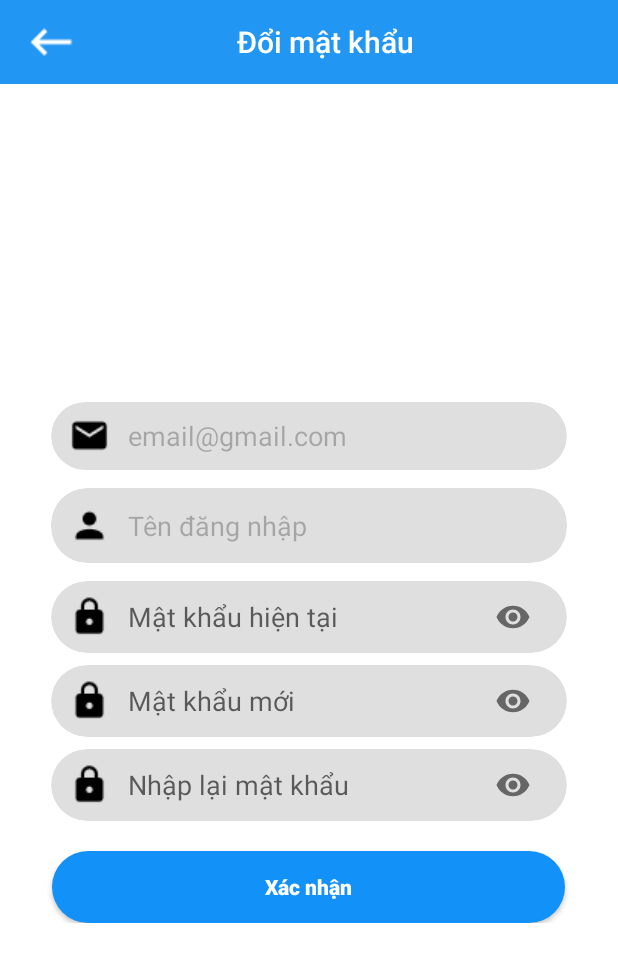
After one commit to viettranvan/DoAnJava, an Android app: the ChangePasswordActivity screen opened directly, with no data from a screen before it, on a phone screen of 412 x 824 dp. The commit adds this screen. Shown: the top 962 px of the screen. Run offline under Robolectric (Android 15) with nearby library versions, the phone set to English and light mode, and no system bars.

Commit message:
create change password screen

```diff
--- a/app/src/main/AndroidManifest.xml
+++ b/app/src/main/AndroidManifest.xml
@@ -9,11 +9,11 @@
         android:roundIcon="@mipmap/ic_launcher_round"
         android:supportsRtl="true"
         android:theme="@style/AppTheme">
-        <activity android:name=".activity.ForgotPasswordActivity"></activity>
+        <activity android:name=".activity.ChangePasswordActivity"></activity>
+        <activity android:name=".activity.ForgotPasswordActivity" />
         <activity android:name=".activity.SignUpActivity" />
         <activity android:name=".activity.LoginActivity" />
         <activity android:name=".activity.ChangeInfoActivity" />
-
         <activity android:name=".activity.MainActivity">
             <intent-filter>
                 <action android:name="android.intent.action.MAIN" />
@@ -21,7 +21,6 @@
                 <category android:name="android.intent.category.LAUNCHER" />
             </intent-filter>
         </activity>
-
     </application>
 
 </manifest>
--- /dev/null
+++ b/app/src/main/java/com/example/doancuoiky/activity/ChangePasswordActivity.java
@@ -0,0 +1,33 @@
+package com.example.doancuoiky.activity;
+
+import androidx.appcompat.app.AppCompatActivity;
+
+import android.os.Bundle;
+import android.view.View;
+import android.widget.ImageView;
+
+import com.example.doancuoiky.R;
+
+public class ChangePasswordActivity extends AppCompatActivity {
+
+    private ImageView goBackChangPassword;
+
+    @Override
+    protected void onCreate(Bundle savedInstanceState) {
+        super.onCreate(savedInstanceState);
+        setContentView(R.layout.activity_change_password);
+
+        anhXa();
+
+        goBackChangPassword.setOnClickListener(new View.OnClickListener() {
+            @Override
+            public void onClick(View view) {
+                onBackPressed();
+            }
+        });
+    }
+
+    private void anhXa() {
+        goBackChangPassword = findViewById(R.id.iv_back_change_password);
+    }
+}
--- /dev/null
+++ b/app/src/main/res/layout/activity_change_password.xml
@@ -0,0 +1,229 @@
+<?xml version="1.0" encoding="utf-8"?>
+<RelativeLayout xmlns:android="http://schemas.android.com/apk/res/android"
+    xmlns:app="http://schemas.android.com/apk/res-auto"
+    xmlns:tools="http://schemas.android.com/tools"
+    android:layout_width="match_parent"
+    android:layout_height="match_parent"
+    tools:context=".activity.ChangePasswordActivity">
+
+    <androidx.appcompat.widget.Toolbar
+        android:id="@+id/toolbar_change_password"
+        android:layout_width="match_parent"
+        android:layout_height="?attr/actionBarSize"
+        app:titleTextColor="@color/bg_white"
+        android:background="#2196F3" >
+
+        <ImageView
+            android:id="@+id/iv_back_change_password"
+            android:layout_width="wrap_content"
+            android:layout_height="wrap_content"
+            android:src="@drawable/icon_back_white"
+            />
+        <TextView
+            android:layout_width="match_parent"
+            android:layout_height="wrap_content"
+            android:text="@string/text_change_password_toolbar"
+            style="@style/TextAppearance.AppCompat.Widget.ActionBar.Title"
+            android:textColor="@color/white"
+            android:gravity="center"
+            android:layout_marginEnd="30dp"
+            />
+
+    </androidx.appcompat.widget.Toolbar>
+
+    <ScrollView
+        android:layout_width="match_parent"
+        android:layout_height="match_parent"
+        android:layout_below="@+id/toolbar_change_password"
+        android:fillViewport="true"
+        android:fitsSystemWindows="true">
+
+        <RelativeLayout
+            android:layout_width="match_parent"
+            android:layout_height="match_parent"
+            android:orientation="vertical"
+            android:background="@color/white">
+
+            <LinearLayout
+                android:layout_width="match_parent"
+                android:layout_height="wrap_content"
+                android:orientation="vertical"
+                android:layout_centerInParent="true">
+
+                <androidx.cardview.widget.CardView
+                    android:layout_width="wrap_content"
+                    android:layout_height="wrap_content"
+                    android:layout_gravity="center"
+                    app:cardBackgroundColor="@color/bg_gray_light"
+                    android:layout_margin="4dp"
+                    app:cardCornerRadius="24dp"
+                    app:cardElevation="0dp">
+                    <EditText
+                        android:id="@+id/edt_email_change_password"
+                        android:layout_width="wrap_content"
+                        android:layout_height="wrap_content"
+                        android:layout_gravity="center"
+                        android:layout_marginLeft="12dp"
+                        android:layout_marginRight="12dp"
+                        android:background="@android:color/transparent"
+                        android:drawableStart="@drawable/icon_mail_18"
+                        android:drawablePadding="12dp"
+                        android:text="@string/sample_email"
+                        android:minWidth="320dp"
+                        android:minHeight="45dp"
+                        android:singleLine="true"
+                        android:enabled="false"
+                        />
+                </androidx.cardview.widget.CardView>
+
+                <androidx.cardview.widget.CardView
+                    android:layout_width="wrap_content"
+                    android:layout_height="wrap_content"
+                    android:layout_gravity="center"
+                    android:layout_margin="8dp"
+                    app:cardCornerRadius="24dp"
+                    app:cardBackgroundColor="@color/bg_gray_light"
+                    app:cardElevation="0dp">
+                    <com.google.android.material.textfield.TextInputLayout
+                        android:layout_width="match_parent"
+                        android:layout_height="wrap_content"
+                        android:gravity="center"
+                        app:hintEnabled="false">
+                        <EditText
+                            android:id="@+id/edt_username_change_password"
+                            android:layout_width="wrap_content"
+                            android:layout_height="wrap_content"
+                            android:layout_gravity="center"
+                            android:layout_marginLeft="12dp"
+                            android:layout_marginRight="12dp"
+                            android:background="@android:color/transparent"
+                            android:drawableStart="@drawable/icon_person_18"
+                            android:drawablePadding="12dp"
+                            android:text="@string/hint_username"
+                            android:minWidth="320dp"
+                            android:minHeight="50dp"
+                            android:singleLine="true"
+                            android:enabled="false"/>
+
+                    </com.google.android.material.textfield.TextInputLayout>
+                </androidx.cardview.widget.CardView>
+
+                <androidx.cardview.widget.CardView
+                    android:layout_width="wrap_content"
+                    android:layout_height="wrap_content"
+                    android:layout_gravity="center"
+                    android:layout_margin="4dp"
+                    app:cardBackgroundColor="@color/bg_gray_light"
+                    app:cardCornerRadius="24dp"
+                    app:cardElevation="0dp">
+
+                    <com.google.android.material.textfield.TextInputLayout
+                        android:layout_width="match_parent"
+                        android:layout_height="wrap_content"
+                        android:gravity="center"
+                        app:hintEnabled="false"
+                        app:passwordToggleEnabled="true">
+
+                        <EditText
+                            android:id="@+id/edt_current_password_change_password"
+                            android:layout_width="wrap_content"
+                            android:layout_height="wrap_content"
+                            android:layout_gravity="center"
+                            android:layout_marginLeft="12dp"
+                            android:layout_marginRight="12dp"
+                            android:background="@android:color/transparent"
+                            android:drawableStart="@drawable/icon_lock_18"
+                            android:drawablePadding="12dp"
+                            android:hint="@string/hint_current_password"
+                            android:imeOptions="actionNext"
+                            android:inputType="textPassword"
+                            android:minWidth="320dp"
+                            android:minHeight="45dp" />
+                    </com.google.android.material.textfield.TextInputLayout>
+                </androidx.cardview.widget.CardView>
+
+                <androidx.cardview.widget.CardView
+                    android:layout_width="wrap_content"
+                    android:layout_height="wrap_content"
+                    android:layout_gravity="center"
+                    android:layout_margin="4dp"
+                    app:cardBackgroundColor="@color/bg_gray_light"
+                    app:cardCornerRadius="24dp"
+                    app:cardElevation="0dp">
+
+                    <com.google.android.material.textfield.TextInputLayout
+                        android:layout_width="match_parent"
+                        android:layout_height="wrap_content"
+                        android:gravity="center"
+                        app:hintEnabled="false"
+                        app:passwordToggleEnabled="true">
+
+                        <EditText
+                            android:id="@+id/edt_new_password_change_password"
+                            android:layout_width="wrap_content"
+                            android:layout_height="wrap_content"
+                            android:layout_gravity="center"
+                            android:layout_marginLeft="12dp"
+                            android:layout_marginRight="12dp"
+                            android:background="@android:color/transparent"
+                            android:drawableStart="@drawable/icon_lock_18"
+                            android:drawablePadding="12dp"
+                            android:hint="@string/hint_new_password"
+                            android:imeOptions="actionNext"
+                            android:inputType="textPassword"
+                            android:minWidth="320dp"
+                            android:minHeight="45dp" />
+                    </com.google.android.material.textfield.TextInputLayout>
+                </androidx.cardview.widget.CardView>
+
+                <androidx.cardview.widget.CardView
+                    android:layout_width="wrap_content"
+                    android:layout_height="wrap_content"
+                    android:layout_gravity="center"
+                    android:layout_margin="4dp"
+                    app:cardBackgroundColor="@color/bg_gray_light"
+                    app:cardCornerRadius="24dp"
+                    app:cardElevation="0dp">
+
+                    <com.google.android.material.textfield.TextInputLayout
+                        android:layout_width="match_parent"
+                        android:layout_height="wrap_content"
+                        android:gravity="center"
+                        app:hintEnabled="false"
+                        app:passwordToggleEnabled="true">
+
+                        <EditText
+                            android:id="@+id/edt_confirm_password_change_password"
+                            android:layout_width="wrap_content"
+                            android:layout_height="wrap_content"
+                            android:layout_gravity="center"
+                            android:layout_marginLeft="12dp"
+                            android:layout_marginRight="12dp"
+                            android:background="@android:color/transparent"
+                            android:drawableStart="@drawable/icon_lock_18"
+                            android:drawablePadding="12dp"
+                            android:hint="@string/hint_confirm_password"
+                            android:imeOptions="actionDone"
+                            android:inputType="textPassword"
+                            android:minWidth="320dp"
+                            android:minHeight="45dp" />
+                    </com.google.android.material.textfield.TextInputLayout>
+                </androidx.cardview.widget.CardView>
+
+                <Button
+                    android:id="@+id/btn_sign_up2"
+                    style="@style/Button_layout"
+                    android:layout_width="342dp"
+                    android:layout_height="wrap_content"
+                    android:layout_gravity="center"
+                    android:layout_marginTop="16dp"
+                    android:text="@string/button_confirm" />
+            </LinearLayout>
+
+        </RelativeLayout>
+
+    </ScrollView>
+
+
+
+</RelativeLayout>
--- a/app/src/main/res/values/strings.xml
+++ b/app/src/main/res/values/strings.xml
@@ -98,5 +98,13 @@
     <string name="button_confirm">Xác nhận</string>
     <string name="text_OTP_code">Nhập mã xác nhận gửi về mail</string>
 
+    <!--    change password-->
+    <string name="text_change_password_toolbar">Đổi mật khẩu</string>
+    <string name="sample_email">email@gmail.com</string>
+    <string name="hint_current_password">Mật khẩu hiện tại</string>
+    <string name="hint_new_password">Mật khẩu mới</string>
+
+
+
 
 </resources>
```
